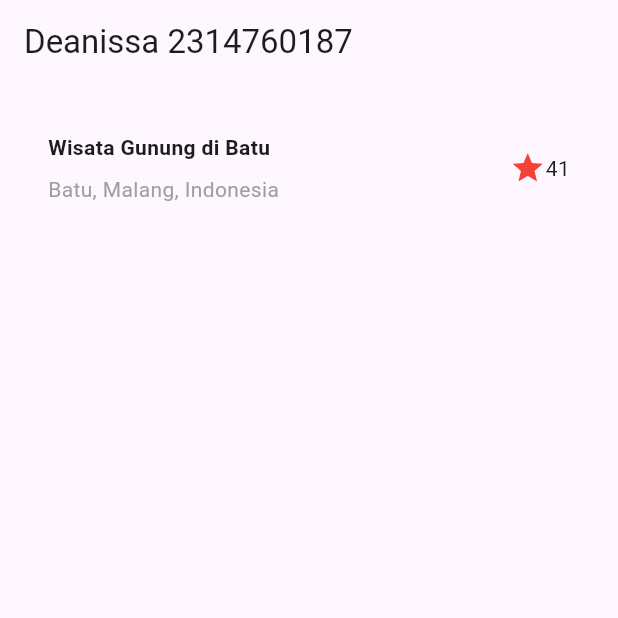
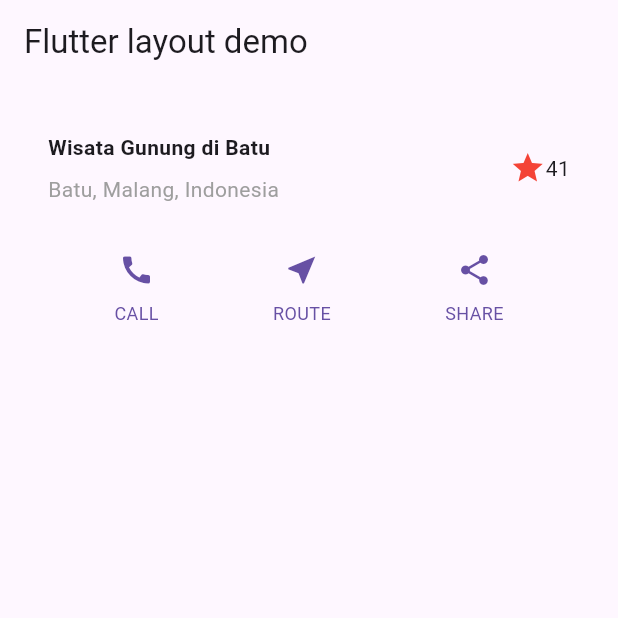
Before and after one commit to deanissa/layout_flutter, a Flutter app: the screen it shows after launch, on a phone screen of 412 x 824 dp, the top half of it. Run offline on Flutter 3.47's test engine with Material 3 defaults, Android fonts, the phone set to English and light mode, and no system bars.

Commit message:
praktikum 02 Implementasi button now

```diff
--- a/lib/main.dart
+++ b/lib/main.dart
@@ -7,17 +7,18 @@ class MyApp extends StatelessWidget {
 
   @override
   Widget build(BuildContext context) {
-    // Bagian title section (judul + lokasi + rating)
+    // Warna utama dari tema
+    Color color = Theme.of(context).primaryColor;
+
+    // Bagian title section
     Widget titleSection = Container(
       padding: const EdgeInsets.all(32),
       child: Row(
         children: [
           Expanded(
-            // soal 1 → kolom rata kiri
             child: Column(
               crossAxisAlignment: CrossAxisAlignment.start,
               children: [
-                // soal 2 → judul dengan padding bawah
                 Container(
                   padding: const EdgeInsets.only(bottom: 8),
                   child: const Text(
@@ -36,7 +37,6 @@ class MyApp extends StatelessWidget {
               ],
             ),
           ),
-          // soal 3 → ikon dan jumlah rating
           const Icon(
             Icons.star,
             color: Colors.red,
@@ -46,22 +46,51 @@ class MyApp extends StatelessWidget {
       ),
     );
 
+    // Bagian tombol (call, route, share)
+    Widget buttonSection = Row(
+      mainAxisAlignment: MainAxisAlignment.spaceEvenly,
+      children: [
+        _buildButtonColumn(color, Icons.call, 'CALL'),
+        _buildButtonColumn(color, Icons.near_me, 'ROUTE'),
+        _buildButtonColumn(color, Icons.share, 'SHARE'),
+      ],
+    );
+
     return MaterialApp(
-      title: 'Flutter layout: NIM Anda',
+      title: 'Flutter layout: Nama dan NIM Anda',
       home: Scaffold(
         appBar: AppBar(
-          title: const Text('Deanissa 2314760187'),
+          title: const Text('Flutter layout demo'),
         ),
         body: Column(
           children: [
             titleSection,
-            const SizedBox(height: 20),
-            const Center(
-              //child: Text('Hello World'),
-            ),
+            buttonSection,
           ],
         ),
       ),
     );
   }
+
+  // 👉 Langkah 1: Membuat helper method untuk tombol
+  Column _buildButtonColumn(Color color, IconData icon, String label) {
+    return Column(
+      mainAxisSize: MainAxisSize.min,
+      mainAxisAlignment: MainAxisAlignment.center,
+      children: [
+        Icon(icon, color: color),
+        Container(
+          margin: const EdgeInsets.only(top: 8),
+          child: Text(
+            label,
+            style: TextStyle(
+              fontSize: 12,
+              fontWeight: FontWeight.w400,
+              color: color,
+            ),
+          ),
+        ),
+      ],
+    );
+  }
 }
```
Also changed, not shown: images/02.png (added), 1 other file.
